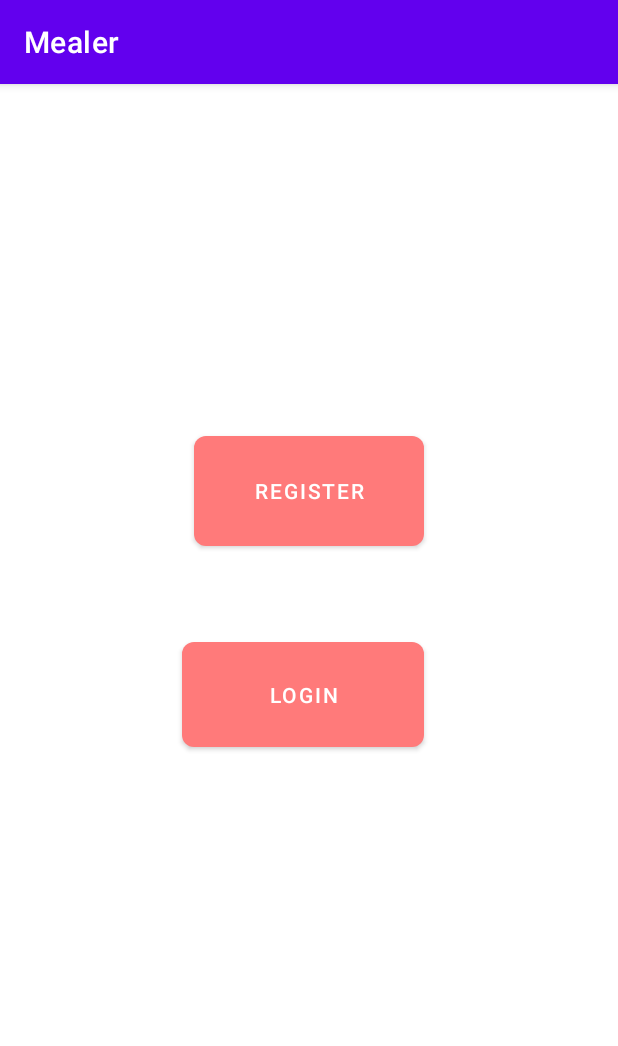
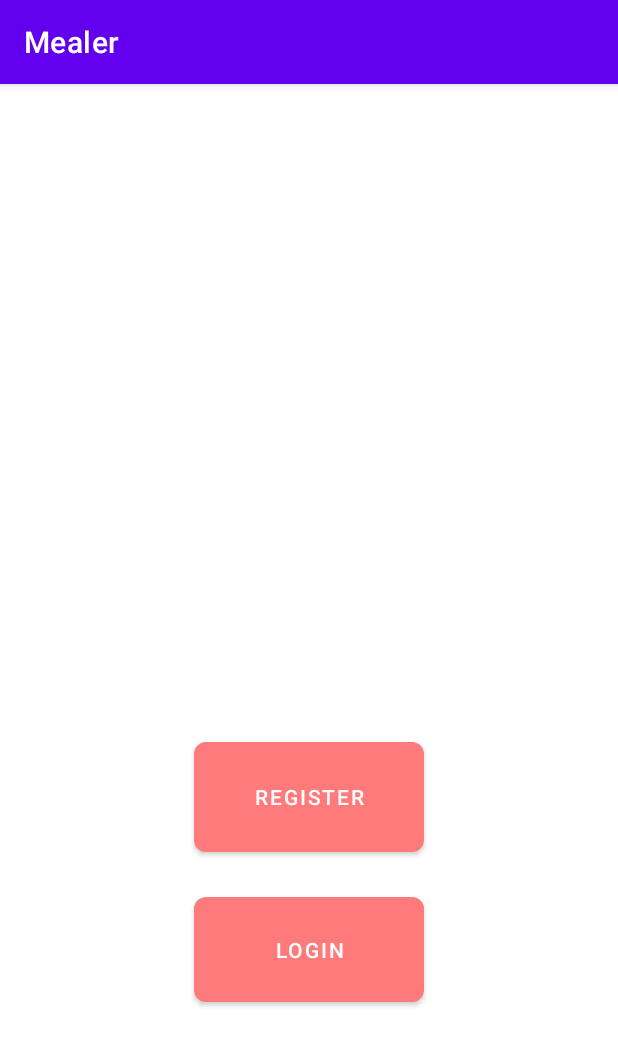
Before and after one commit to Hamza-Bouzoubaa/Mealer-AndroidStudioApp, an Android app: the screen it shows after launch once a user with an empty profile is signed in (MainActivity), on a phone screen of 412 x 824 dp. Shown: the top 1046 px of the screen. Run offline under Robolectric (Android 15) with nearby library versions, the phone set to English and light mode, and no system bars; our stand-ins replace Firebase (no records; nobody signed in at launch, a user with empty details on screens opened directly).

Commit message:
Launch reg

```diff
--- a/app/src/main/java/com/SEG2505_Group8/mealer/UI/Activities/MainActivity.java
+++ b/app/src/main/java/com/SEG2505_Group8/mealer/UI/Activities/MainActivity.java
@@ -2,6 +2,7 @@ package com.SEG2505_Group8.mealer.UI.Activities;
 
 import android.content.Intent;
 import android.os.Bundle;
+import android.view.View;
 import android.widget.Button;
 import android.widget.Toast;
 
@@ -80,6 +81,14 @@ public class MainActivity extends AppCompatActivity {
         register = findViewById(R.id.register);
         login = findViewById(R.id.login);
 
+
+        register.setOnClickListener(new View.OnClickListener() {
+            @Override
+            public void onClick(View view) {
+                //TODO: add new activity << chef or client>>
+            }
+        });
+
         mFirebaseAuth = FirebaseAuth.getInstance();
 
         // checking if the user is null or not.
--- a/app/src/main/res/layout/activity_main.xml
+++ b/app/src/main/res/layout/activity_main.xml
@@ -13,9 +13,9 @@
         android:layout_alignParentStart="true"
         android:layout_alignParentEnd="true"
         android:layout_alignParentBottom="true"
-        android:layout_marginStart="121dp"
+        android:layout_marginStart="129dp"
         android:layout_marginEnd="129dp"
-        android:layout_marginBottom="320dp"
+        android:layout_marginBottom="150dp"
         android:text="LOGIN"
         app:backgroundTint="#FF7A7A"
         app:cornerRadius="@dimen/fui_wrapper_padding_horiz" />
@@ -29,7 +29,7 @@
         android:layout_alignParentBottom="true"
         android:layout_marginStart="129dp"
         android:layout_marginEnd="129dp"
-        android:layout_marginBottom="454dp"
+        android:layout_marginBottom="250dp"
         android:text="REGISTER"
         app:backgroundTint="#FF7A7A"
         app:cornerRadius="@dimen/fui_wrapper_padding_horiz" />
```
